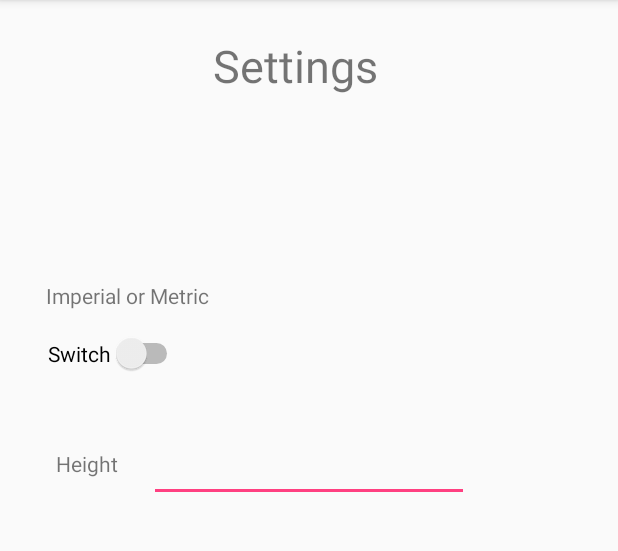
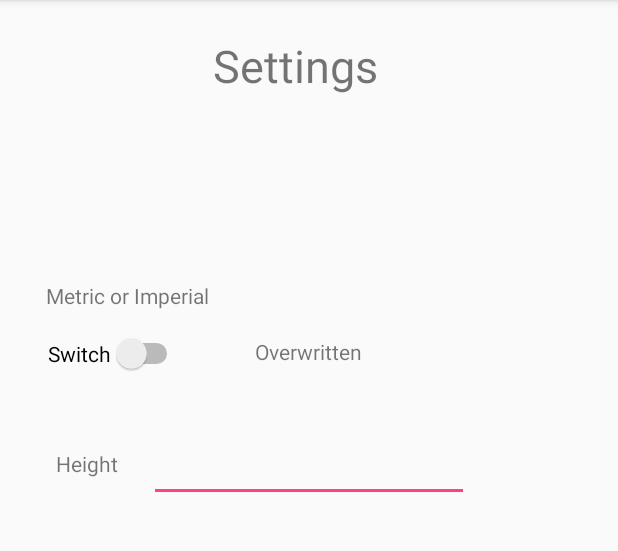
Before and after one commit to SunyNewPaltz01/SunyNewPaltz01, an Android app: the SettingsActivity screen opened directly, with no data from a screen before it, on a phone screen of 412 x 824 dp, the part 84-635 px from its top. Run offline under Robolectric (Android 15) with nearby library versions, the phone set to English and light mode, and no system bars.

Commit message:
Mostly done.

```diff
--- a/app/src/main/java/com/group_project/myapplication/MainActivity.java
+++ b/app/src/main/java/com/group_project/myapplication/MainActivity.java
@@ -18,4 +18,9 @@ public class MainActivity extends AppCompatActivity {
         Intent i = new Intent(this, NewRecordActivity.class);
         startActivity(i);
     }
+
+    public void goToSettings(View view) {
+        Intent i = new Intent(this, SettingsActivity.class);
+        startActivity(i);
+    }
 }
--- a/app/src/main/res/layout/activity_main.xml
+++ b/app/src/main/res/layout/activity_main.xml
@@ -47,6 +47,7 @@
             android:layout_width="wrap_content"
             android:layout_height="wrap_content"
             android:layout_weight="0.3333"
+            android:onClick="goToSettings"
             android:text="@string/main_button_settings"
             android:textSize="8sp" />
 
--- a/app/src/main/res/layout/activity_settings.xml
+++ b/app/src/main/res/layout/activity_settings.xml
@@ -36,9 +36,22 @@
         android:id="@+id/switchImpMet"
         android:layout_width="wrap_content"
         android:layout_height="wrap_content"
+        android:onClick="imperialMetric"
         android:text="Switch"
         app:layout_constraintBottom_toBottomOf="parent"
         app:layout_constraintHorizontal_bias="0.1"
+        app:layout_constraintLeft_toLeftOf="parent"
+        app:layout_constraintRight_toRightOf="parent"
+        app:layout_constraintTop_toTopOf="parent"
+        app:layout_constraintVertical_bias="0.3" />
+
+    <TextView
+        android:id="@+id/textViewSwitchResults"
+        android:layout_width="wrap_content"
+        android:layout_height="wrap_content"
+        android:text="@string/text_view_switch_results"
+        app:layout_constraintBottom_toBottomOf="parent"
+        app:layout_constraintHorizontal_bias="0.5"
         app:layout_constraintLeft_toLeftOf="parent"
         app:layout_constraintRight_toRightOf="parent"
         app:layout_constraintTop_toTopOf="parent"
--- a/app/src/main/res/values/strings.xml
+++ b/app/src/main/res/values/strings.xml
@@ -13,7 +13,8 @@
     <string name="main_button_settings">Settings</string>
 
     <string name="settings_title">Settings</string>
-    <string name="text_view_set_switch">Imperial or Metric</string>
+    <string name="text_view_set_switch">Metric or Imperial</string>
+    <string name="text_view_switch_results">Overwritten</string>
     <string name="text_view_set_height">Height</string>
     <string name="button_home">Home</string>
 
```
Also changed, not shown: app/src/main/java/com/group_project/myapplication/SettingsActivity.java (+59 -0 lines).
